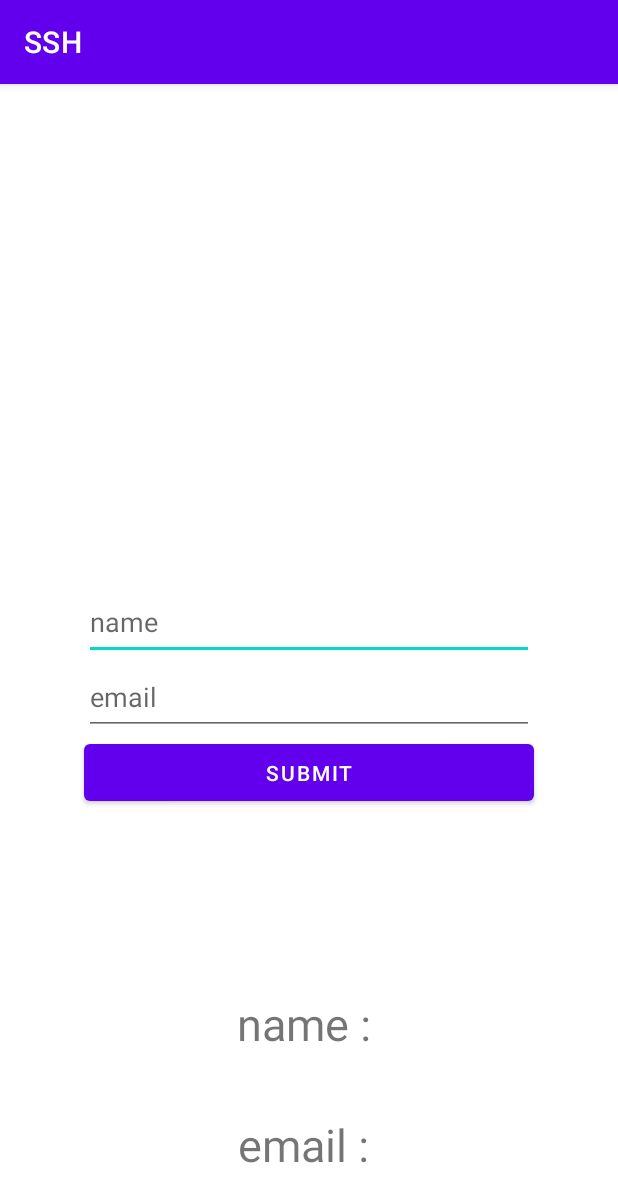
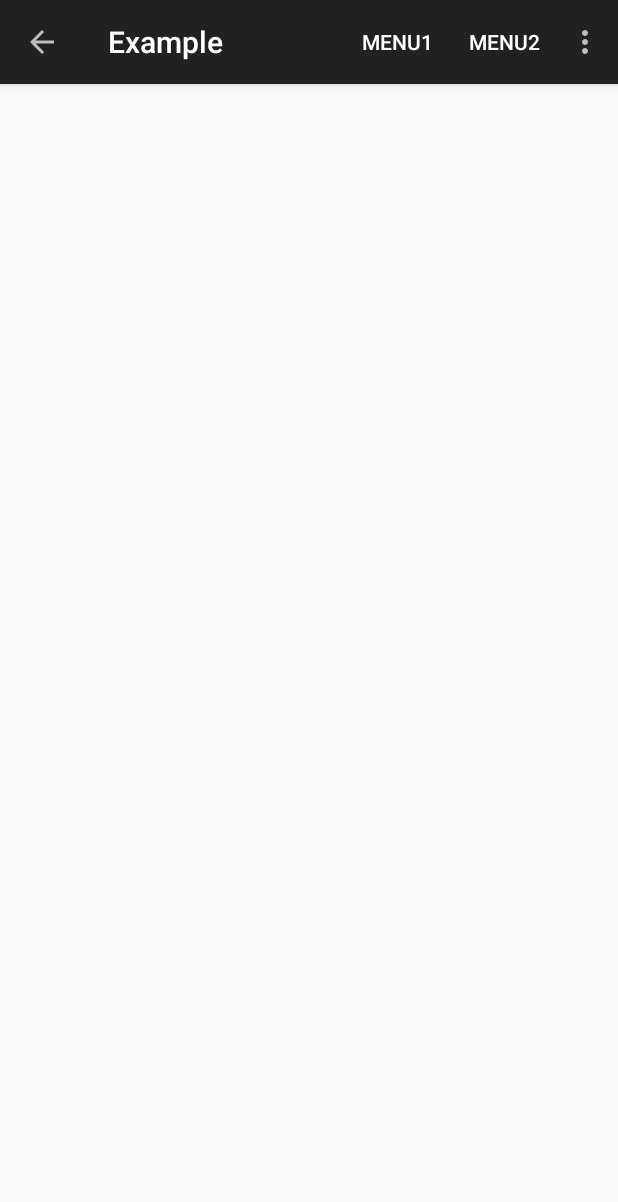
Before and after one commit to Kwongiwook/cTeam_Android, an Android app: the screen it shows after launch (MainActivity before the commit, BaseActivity after it), on a phone screen of 412 x 824 dp. Shown: the top 1202 px of the screen. Run offline under Robolectric (Android 15) with nearby library versions, the phone set to English and light mode, and no system bars.

Commit message:
BaseActivity 1
일단 툴 바를 적용하였다. 이어서 Bottom Navigation과 Drawer까지 만들 계획이다.

```diff
--- /dev/null
+++ b/app/src/main/java/com/ssh/sustain/ui/activity/BaseActivity.java
@@ -0,0 +1,86 @@
+package com.ssh.sustain.ui.activity;
+
+import androidx.annotation.NonNull;
+import androidx.appcompat.app.ActionBarDrawerToggle;
+import androidx.appcompat.app.AppCompatActivity;
+import androidx.appcompat.widget.Toolbar;
+import androidx.drawerlayout.widget.DrawerLayout;
+
+import android.os.Bundle;
+import android.view.Menu;
+import android.view.MenuItem;
+import android.view.View;
+import android.widget.FrameLayout;
+import android.widget.LinearLayout;
+
+import com.google.android.material.navigation.NavigationView;
+import com.ssh.sustain.R;
+
+import org.jetbrains.annotations.NotNull;
+
+import java.util.Objects;
+
+public class BaseActivity extends AppCompatActivity implements NavigationView.OnNavigationItemSelectedListener {
+
+    /*
+    툴 바(액션바)를 사용하는 건 좋지만 매번 xml에 적어주는건 정말 심각하게 귀찮은 짓입니다. 그렇기 때문에
+    이 BaseActivity가 기본적으로 툴 바를 사용하게 한 뒤 타 액티비티들이 이 액티비티를 상속받도록 합니다.
+
+    물론 우리는 액티비티의 사용을 최소화 할 생각이지만 앞으로 어떻게 될지 모르니까, 확장성을 고려하여 만들었
+    읍
+    니
+    다.
+     */
+
+    @Override
+    protected void onCreate(Bundle savedInstanceState) {
+        super.onCreate(savedInstanceState);
+        setContentView(R.layout.activity_base);
+    }
+
+    @Override
+    public void setContentView(int layoutResID) {
+        DrawerLayout baseView = (DrawerLayout) getLayoutInflater().inflate(R.layout.activity_base, null);
+        FrameLayout baseContent = (FrameLayout) baseView.findViewById(R.id.baseContent);
+        getLayoutInflater().inflate(layoutResID, baseContent, true);
+
+        super.setContentView(layoutResID);
+
+        Toolbar baseToolbar = (Toolbar) findViewById(R.id.baseToolbar);
+
+        if (useToolbar()) {
+            setSupportActionBar(baseToolbar);
+            setTitle("Example");
+            Objects.requireNonNull(getSupportActionBar()).setDisplayHomeAsUpEnabled(true);
+        } else {
+            baseToolbar.setVisibility(View.GONE);
+        }
+    }
+
+    protected boolean useToolbar() {
+        return true;
+    }
+
+    @Override
+    public boolean onCreateOptionsMenu(Menu menu) {
+        getMenuInflater().inflate(R.menu.base_menu, menu);
+        return true;
+    }
+
+
+
+    @Override
+    public boolean onOptionsItemSelected(@NonNull MenuItem item) {
+        return super.onOptionsItemSelected(item);
+    }
+
+    @Override
+    public void onBackPressed() {
+        super.onBackPressed();
+    }
+
+    @Override
+    public boolean onNavigationItemSelected(@NonNull @NotNull MenuItem item) {
+        return false;
+    }
+}
--- a/app/src/main/java/com/ssh/sustain/ui/activity/MainActivity.java
+++ b/app/src/main/java/com/ssh/sustain/ui/activity/MainActivity.java
@@ -2,6 +2,8 @@ package com.ssh.sustain.ui.activity;
 
 import androidx.appcompat.app.AppCompatActivity;
 
+import android.content.Context;
+import android.content.SharedPreferences;
 import android.os.Bundle;
 import android.view.View;
 import android.widget.TextView;
@@ -11,10 +13,6 @@ import com.ssh.sustain.ui.presenter.MainContract;
 import com.ssh.sustain.ui.presenter.MainPresenter;
 
 public class MainActivity extends AppCompatActivity implements MainContract.View {
-
-    /*
-    아 존나 빠르네 시발 진짜 ㅋㅋㅋㅋ
-     */
 
     MainContract.Presenter mainPresenter;
 
@@ -27,6 +25,15 @@ public class MainActivity extends AppCompatActivity implements MainContract.View
         initListener();
     }
 
+    @Override
+    protected void onStart() {
+        /*
+        SharedPreference 검사해서 token 없으면 로그인 fragment로 보내버림.
+         */
+
+        super.onStart();
+    }
+
     private void initListener() {
         findViewById(R.id.button_submit).setOnClickListener(v -> mainPresenter.addNums(1,2));
     }
--- /dev/null
+++ b/app/src/main/res/layout/activity_base.xml
@@ -0,0 +1,46 @@
+<?xml version="1.0" encoding="utf-8"?>
+<androidx.drawerlayout.widget.DrawerLayout xmlns:android="http://schemas.android.com/apk/res/android"
+    xmlns:app="http://schemas.android.com/apk/res-auto"
+    xmlns:tools="http://schemas.android.com/tools"
+    android:id="@+id/baseView"
+    android:layout_width="match_parent"
+    android:layout_height="match_parent"
+    android:fitsSystemWindows="true"
+    tools:openDrawer="start">
+
+    <androidx.coordinatorlayout.widget.CoordinatorLayout
+        android:layout_width="match_parent"
+        android:layout_height="match_parent">
+
+        <com.google.android.material.appbar.AppBarLayout
+            android:layout_width="match_parent"
+            android:layout_height="wrap_content"
+            android:theme="@style/Theme.AppCompat.NoActionBar">
+
+
+            <androidx.appcompat.widget.Toolbar
+                android:id="@+id/baseToolbar"
+                android:layout_width="match_parent"
+                android:layout_height="?attr/actionBarSize"
+                android:background="?attr/colorPrimary"
+                android:theme="@style/ThemeOverlay.AppCompat.Dark"
+                app:layout_scrollFlags="scroll|enterAlways" />
+
+        </com.google.android.material.appbar.AppBarLayout>
+
+        <FrameLayout
+            android:id="@+id/baseContent"
+            android:layout_width="match_parent"
+            android:layout_height="match_parent" />
+
+    </androidx.coordinatorlayout.widget.CoordinatorLayout>
+
+    <com.google.android.material.navigation.NavigationView
+        android:id="@+id/baseDrawer"
+        android:layout_width="wrap_content"
+        android:layout_height="match_parent"
+        android:layout_gravity="start"
+        app:headerLayout="@layout/nav_header_main"
+        app:menu="@menu/activity_main_draw_menu" />
+
+</androidx.drawerlayout.widget.DrawerLayout>
--- a/app/src/main/res/layout/nav_header_main.xml
+++ b/app/src/main/res/layout/nav_header_main.xml
@@ -7,8 +7,7 @@
     android:gravity="bottom"
     android:padding="16dp"
     android:theme="@style/ThemeOverlay.AppCompat.Dark"
-    android:background="@drawable/side_nav_bar"
-    android:layout_marginTop="50dp">
+    android:background="@drawable/side_nav_bar">
 
     <ImageView
         android:layout_width="100dp"
--- a/app/src/main/res/menu/activity_main_draw_menu.xml
+++ b/app/src/main/res/menu/activity_main_draw_menu.xml
@@ -7,17 +7,17 @@
 
     <group android:checkableBehavior="single">
         <item
-            android:id="@+id/reservation"
+            android:id="@+id/drawerMenu1"
             android:icon="@android:drawable/ic_menu_manage"
-            android:title="예약확인"/>
+            android:title="Menu1"/>
         <item
-            android:id="@+id/nav_qa"
+            android:id="@+id/drawerMenu2"
             android:icon="@android:drawable/ic_menu_gallery"
-            android:title="문의하기"/>
+            android:title="Menu2"/>
         <item
-            android:id="@+id/nav_Logout"
+            android:id="@+id/drawerMenu3"
             android:icon="@android:drawable/ic_menu_slideshow"
-            android:title="로그아웃"/>
+            android:title="Menu3"/>
 
     </group>
 
--- /dev/null
+++ b/app/src/main/res/menu/base_menu.xml
@@ -0,0 +1,21 @@
+<?xml version="1.0" encoding="utf-8"?>
+<menu xmlns:android="http://schemas.android.com/apk/res/android"
+    xmlns:app="http://schemas.android.com/apk/res-auto">
+
+    <item
+        android:id="@+id/action_menu1"
+        android:title="Menu1"
+        app:showAsAction="ifRoom" />
+
+    <item
+        android:id="@+id/action_menu2"
+        android:title="Menu2"
+        app:showAsAction="ifRoom" />
+
+    <item
+        android:id="@+id/action_settings"
+        android:title="setting"
+        app:showAsAction="never" />
+
+
+</menu>
--- a/app/src/main/res/values-night/themes.xml
+++ b/app/src/main/res/values-night/themes.xml
@@ -1,6 +1,6 @@
 <resources xmlns:tools="http://schemas.android.com/tools">
     <!-- Base application theme. -->
-    <style name="Theme.Sustain_a" parent="Theme.MaterialComponents.DayNight.DarkActionBar">
+    <style name="activity_base" parent="Theme.MaterialComponents.DayNight.NoActionBar">
         <!-- Primary brand color. -->
         <item name="colorPrimary">@color/purple_200</item>
         <item name="colorPrimaryVariant">@color/purple_700</item>
--- a/app/src/main/res/values/colors.xml
+++ b/app/src/main/res/values/colors.xml
@@ -7,4 +7,9 @@
     <color name="teal_700">#FF018786</color>
     <color name="black">#FF000000</color>
     <color name="white">#FFFFFFFF</color>
+    <color name="navigation_color_add">#6200EE</color>
+    <color name="navigation_color_mood">#C9379D</color>
+    <color name="navigation_color_habit">#E6A919</color>
+    <color name="navigation_color_chart">#008577</color>
+    <color name="navigation_color_profile">#1194AA</color>
 </resources>
--- a/app/src/main/res/values/styles.xml
+++ b/app/src/main/res/values/styles.xml
@@ -1,6 +1,6 @@
 <?xml version="1.0" encoding="utf-8"?>
 <resources>
-    <style name="AppTheme" parent="Theme.AppCompat.Light.DarkActionBar">
+    <style name="AppTheme" parent="Theme.AppCompat.Light.NoActionBar">
         <item name="windowActionBar">false</item>
         <item name="windowNoTitle">true</item>
         <item name="android:windowContentOverlay">@null</item>
--- a/app/src/main/res/values/themes.xml
+++ b/app/src/main/res/values/themes.xml
@@ -1,6 +1,6 @@
 <resources xmlns:tools="http://schemas.android.com/tools">
     <!-- Base application theme. -->
-    <style name="Theme.Sustain_a" parent="Theme.MaterialComponents.DayNight.DarkActionBar">
+    <style name="activity_base" parent="Theme.MaterialComponents.DayNight.NoActionBar">
         <!-- Primary brand color. -->
         <item name="colorPrimary">@color/purple_500</item>
         <item name="colorPrimaryVariant">@color/purple_700</item>
```
Also changed, not shown: app/src/main/AndroidManifest.xml (+12 -27 lines), app/src/main/res/layout/toolbar.xml (added, +21 -0 lines), app/src/main/res/layout/app_splash.xml (renamed from app/src/main/res/layout/unknown_splash.xml).
